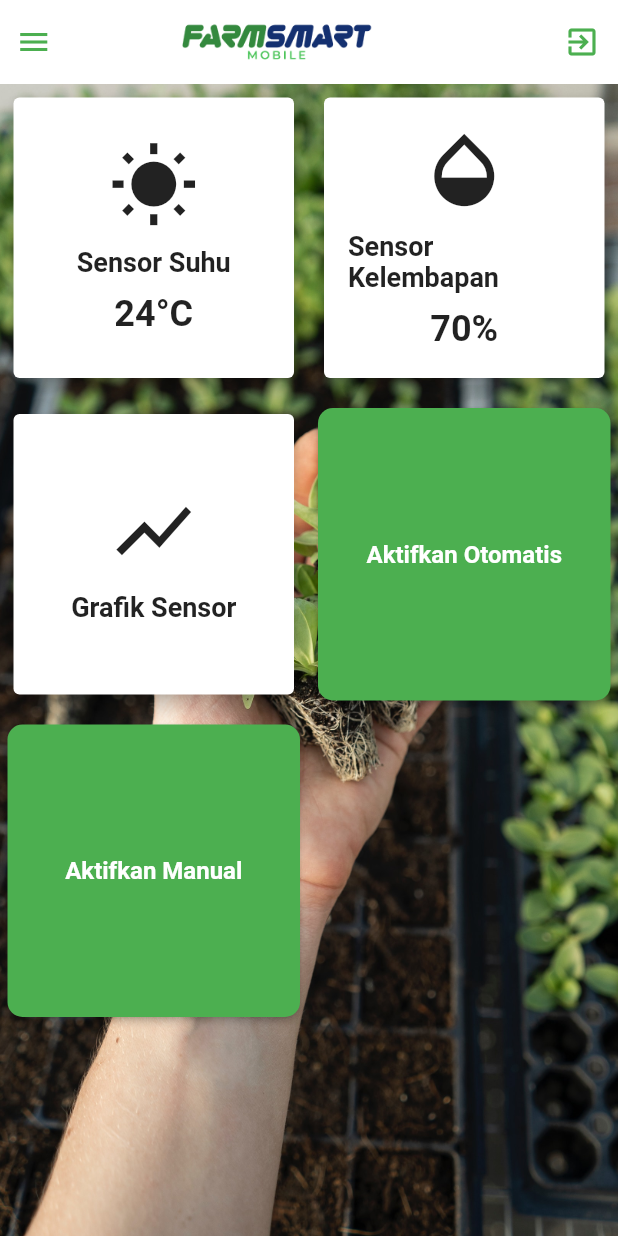
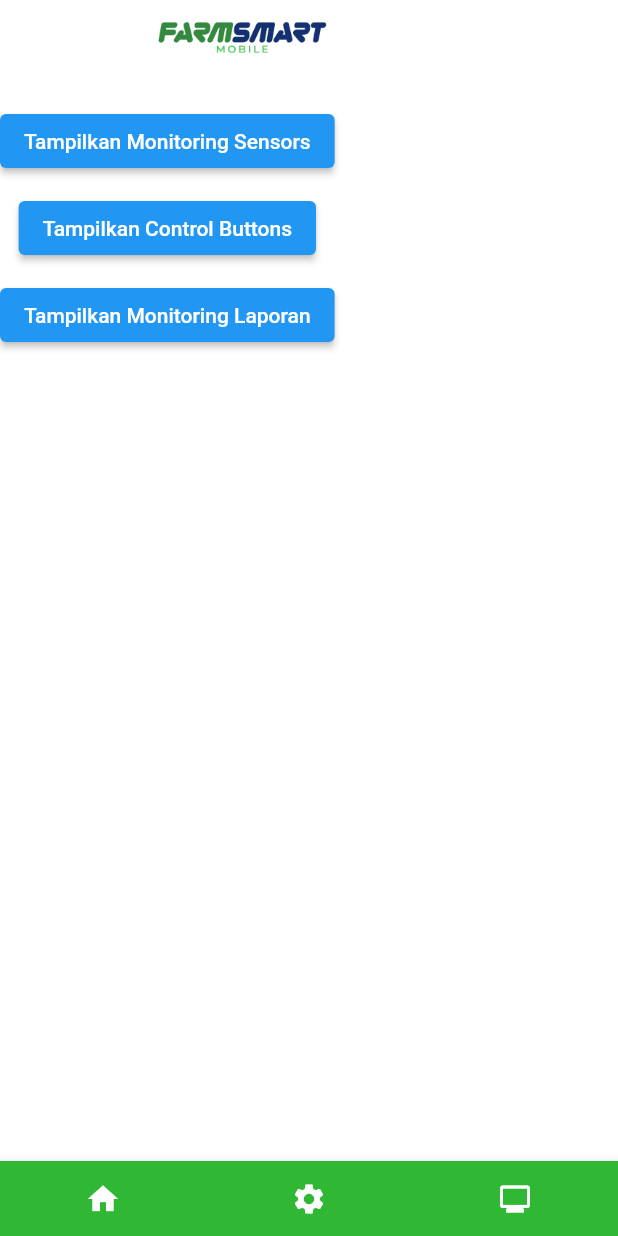
Before and after one commit to E32220112Fajar/ProjectMobileApps, a Flutter app: the MenuScreen screen opened by its route, on a phone screen of 412 x 824 dp. Run offline on Flutter 3.47's test engine with Material 2 defaults, Android fonts, the phone set to English and light mode, and no system bars.

Commit message:
update menu_screen

```diff
--- a/lib/menu_screen.dart
+++ b/lib/menu_screen.dart
@@ -1,203 +1,164 @@
 import 'package:flutter/material.dart';
 
-class MenuScreen extends StatelessWidget {
-  final GlobalKey<ScaffoldState> _scaffoldKey = GlobalKey<ScaffoldState>();
+void main() {
+  runApp(MyApp());
+}
 
-  void _handleLogout(BuildContext context) {
-    Navigator.of(context).pop();
+class MyApp extends StatelessWidget {
+  @override
+  Widget build(BuildContext context) {
+    return MaterialApp(
+      home: MenuScreen(),
+    );
+  }
+}
+
+class MenuScreen extends StatefulWidget {
+  @override
+  _MenuScreenState createState() => _MenuScreenState();
+}
+
+class _MenuScreenState extends State<MenuScreen> {
+  bool showSensors = false;
+  bool showControl = false;
+  bool showMonitor = false;
+
+  void toggleSensors() {
+    setState(() {
+      showSensors = !showSensors;
+      showControl = false;
+      showMonitor = false;
+    });
+  }
+
+  void toggleControl() {
+    setState(() {
+      showSensors = false;
+      showControl = !showControl;
+      showMonitor = false;
+    });
+  }
+
+  void toggleMonitor() {
+    setState(() {
+      showSensors = false;
+      showControl = false;
+      showMonitor = !showMonitor;
+    });
   }
 
   @override
   Widget build(BuildContext context) {
     return Scaffold(
-      key: _scaffoldKey,
-      appBar: AppBar(
       backgroundColor: Colors.white,
-        elevation: 0,
-        leadingWidth: 100,
-        title: Row(
-          children: [
-            Padding(padding: EdgeInsets.only(left: 1)),
-            Image.asset(
-              "assets/image1.png",
-              width: 135,
-            ),
-          ],
-        ),
-        actions: [
-          IconButton(
-            icon: Icon(
-              Icons.exit_to_app,
-              color: Color(0xFF4CAF50),
-            ),
-            onPressed: () {
-              _handleLogout(context);
-            },
-          ),
-        ],
-        leading: IconButton(
-          padding: EdgeInsets.only(right: 55),
-          icon: Icon(
-            Icons.menu,
-            color: Color(0xFF4CAF50),
-          ),
-          onPressed: () {
-            _scaffoldKey.currentState?.openDrawer();
-          },
-        ),
-      ),
-      drawer: Drawer(
-        child: ListView(
-          padding: EdgeInsets.zero,
+      body: Column(
         children: <Widget>[
-            DrawerHeader(
-              decoration: BoxDecoration(
-                color: Color(0xFF4CAF50),
-                image: DecorationImage(
-                  image: AssetImage(
-                    'assets/bg_4.jpg',
-                  ),
-                  fit: BoxFit.cover,
-                ),
-              ),
+          SizedBox(
+            width: 220,
+            height: 50,
+            child: Align(
+              alignment: Alignment.centerLeft,
               child: Padding(
-                padding: const EdgeInsets.only(
-                  top: 20.0,
-                ),
-                child: Text(
-                  'Menu',
-                  style: TextStyle(
-                    color: Color.fromRGBO(255, 255, 255, 1),
-                    fontSize: 24,
+                padding: const EdgeInsets.only(left: 100.0),
+                child: Image.asset(
+                  'assets/image1.png',
+                  fit: BoxFit.contain,
+                  width: double.infinity,
+                  height: double.infinity,
                 ),
               ),
             ),
           ),
-            ListTile(
-              leading: Icon(Icons.home),
-              title: Text('Home'),
-              subtitle: Text('Deskripsi Home'),
-              onTap: () {},
+          SizedBox(height: 20.0),
+          ElevatedButton(
+            onPressed: toggleSensors,
+            child: Text('Tampilkan Monitoring Sensors'),
           ),
-            ListTile(
-              leading: Icon(Icons.settings),
-              title: Text('Settings'),
-              subtitle: Text('Deskripsi Settings'),
-              onTap: () {},
+          SizedBox(height: 10.0),
+          ElevatedButton(
+            onPressed: toggleControl,
+            child: Text('Tampilkan Control Buttons'),
           ),
-          ],
+          SizedBox(height: 10.0),
+          ElevatedButton(
+            onPressed: toggleMonitor,
+            child: Text('Tampilkan Monitoring Laporan'),
+          ),
+          SizedBox(height: 20.0),
+          if (showSensors)
+            Container(
+              margin: EdgeInsets.all(20.0),
+              padding: EdgeInsets.all(20.0),
+              decoration: BoxDecoration(
+                color: Colors.green,
+                borderRadius: BorderRadius.circular(10.0),
+              ),
+              child: Text(
+                'Monitoring Suhu, Kelembapan, dan Cahaya',
+                style: TextStyle(
+                  color: Colors.white,
+                  fontSize: 20.0,
                 ),
               ),
-      body: Column(
-        children: [
-          Expanded(
-            child: Container(
+            ),
+          if (showControl)
+            Container(
+              margin: EdgeInsets.all(20.0),
+              padding: EdgeInsets.all(20.0),
               decoration: BoxDecoration(
-                image: DecorationImage(
-                  image: AssetImage(
-                    "assets/bg_6.jpg",
+                color: Colors.blue,
+                borderRadius: BorderRadius.circular(10.0),
               ),
-                  fit: BoxFit.cover,
+              child: Text(
+                'Control Buttons (Otomatis/Manual)',
+                style: TextStyle(
+                  color: Colors.white,
+                  fontSize: 20.0,
                 ),
               ),
-              child: GridView.count(
-                crossAxisCount: 2,
-                padding: EdgeInsets.all(5.0),
-                crossAxisSpacing: 12.0,
-                mainAxisSpacing: 16.0,
-                children: <Widget>[
-                  buildSensorCard('Sensor Suhu', Icons.wb_sunny, '24°C'),
-                  buildSensorCard('Sensor Kelembapan', Icons.opacity, '70%'),
-                  buildGraphCard(),
-                  buildControlButton('Aktifkan Otomatis'),
-                  buildControlButton('Aktifkan Manual'),
-                ],
+            ),
+          if (showMonitor)
+            Container(
+              margin: EdgeInsets.all(20.0),
+              padding: EdgeInsets.all(20.0),
+              decoration: BoxDecoration(
+                color: Colors.orange,
+                borderRadius: BorderRadius.circular(10.0),
+              ),
+              child: Text(
+                'Monitoring Laporan',
+                style: TextStyle(
+                  color: Colors.white,
+                  fontSize: 20.0,
                 ),
               ),
             ),
         ],
       ),
-    );
-  }
-
-  Widget buildSensorCard(String title, IconData icon, String value) {
-    return Card(
-      elevation: 5,
-      child: Padding(
-        padding: EdgeInsets.all(16.0),
-        child: Column(
-          mainAxisAlignment: MainAxisAlignment.center,
+      bottomNavigationBar: BottomAppBar(
+        color: Color.fromARGB(255, 48, 184, 53),
+        child: Container(
+          height: 50.0,
+          child: Row(
+            mainAxisAlignment: MainAxisAlignment.spaceAround,
             children: <Widget>[
-            Icon(
-              icon,
-              size: 60,
+              IconButton(
+                icon: Icon(Icons.home),
+                onPressed: () {},
+                color: Colors.white,
               ),
-            SizedBox(height: 10),
-            Text(
-              title,
-              style: TextStyle(
-                fontSize: 18,
-                fontWeight: FontWeight.bold,
+              IconButton(
+                icon: Icon(Icons.settings),
+                onPressed: () {},
+                color: Colors.white,
               ),
-            ),
-            SizedBox(height: 10),
-            Text(
-              value,
-              style: TextStyle(
-                fontSize: 24,
-                fontWeight: FontWeight.bold,
-              ),
+              IconButton(
+                icon: Icon(Icons.monitor),
+                onPressed: () {},
+                color: Colors.white,
               ),
             ],
           ),
-      ),
-    );
-  }
-
-  Widget buildGraphCard() {
-    return Card(
-      elevation: 5,
-      child: Padding(
-        padding: EdgeInsets.all(16.0),
-        child: Column(
-          mainAxisAlignment: MainAxisAlignment.center,
-          children: <Widget>[
-            Icon(
-              Icons.show_chart,
-              size: 60,
-            ),
-            SizedBox(height: 10),
-            Text(
-              'Grafik Sensor',
-              style: TextStyle(
-                fontSize: 18,
-                fontWeight: FontWeight.bold,
-              ),
-            ),
-          ],
-        ),
-      ),
-    );
-  }
-
-  Widget buildControlButton(String title) {
-    return ElevatedButton(
-      onPressed: () {
-        // Tambahkan logika kontrol di sini
-      },
-      style: ElevatedButton.styleFrom(
-        primary: Color(0xff4CAF50),
-        shape: RoundedRectangleBorder(
-          borderRadius: BorderRadius.circular(10.0),
-        ),
-        padding: EdgeInsets.all(12.0),
-      ),
-      child: Text(
-        title,
-        style: TextStyle(
-          fontSize: 16.0,
-          fontWeight: FontWeight.bold,
-          color: Colors.white,
         ),
       ),
     );
```
Lines whose indentation alone changed are shown as unchanged.
